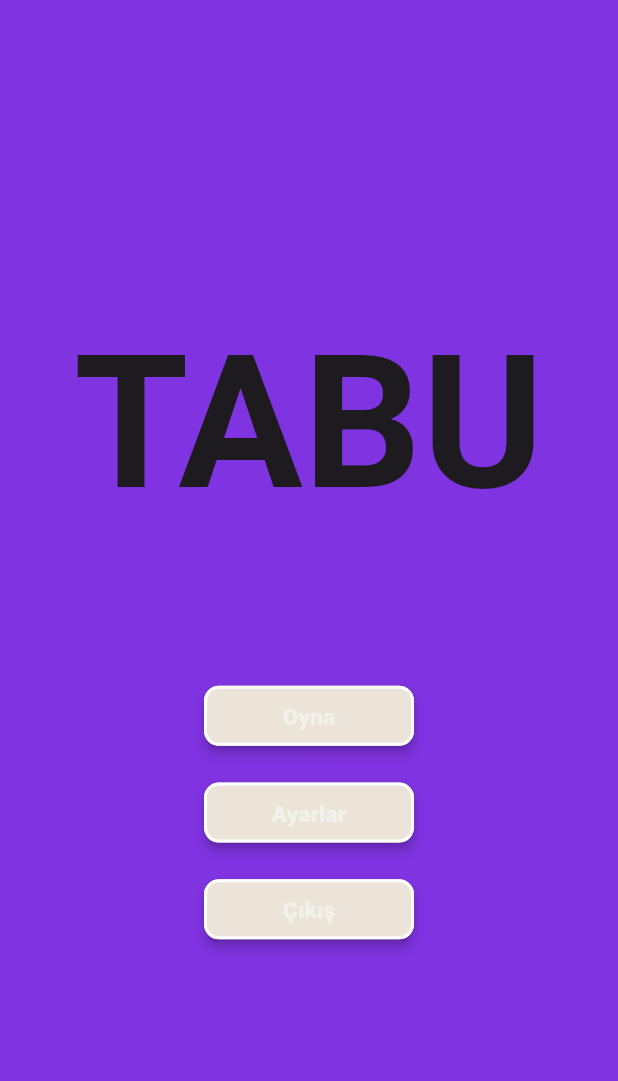
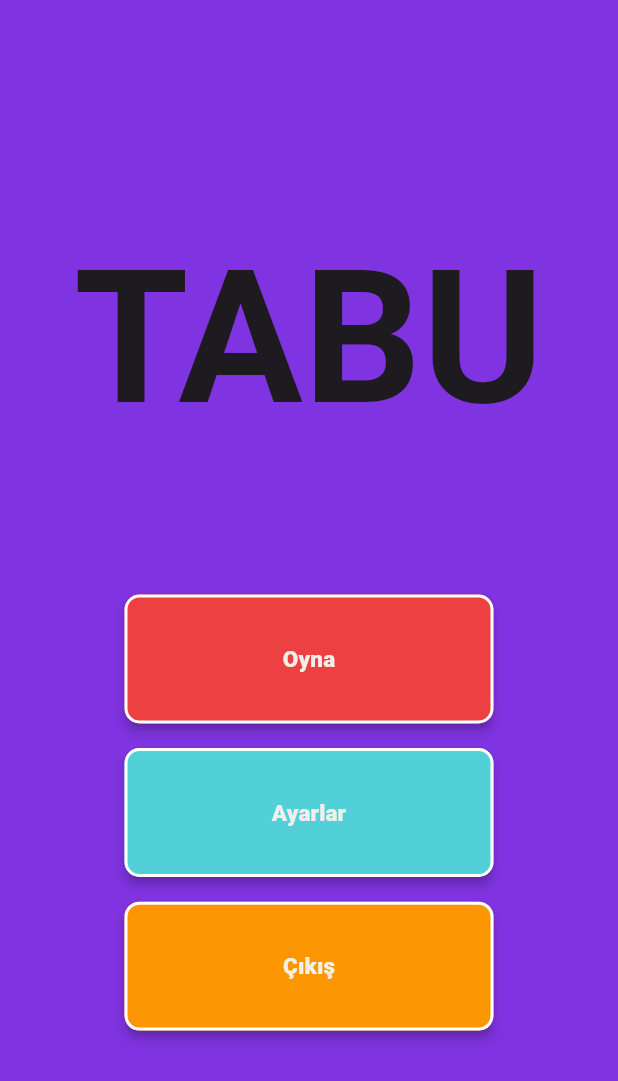
Before and after one commit to ensarsnr/Flutter-Game, a Flutter app: the screen it shows after launch, on a phone screen of 412 x 824 dp. Shown: the top 1081 px of the screen. Run offline on Flutter 3.47's test engine with Material 3 defaults, Android fonts, the phone set to English and light mode, and no system bars.

Commit message:
Updated button vars

```diff
--- a/lib/product/widgets/buttons/home_buttons.dart
+++ b/lib/product/widgets/buttons/home_buttons.dart
@@ -6,16 +6,24 @@ class ContainerElevatedButton extends StatelessWidget {
     super.key,
     required this.child,
     required this.onPressed,
+    required this.backgroundColor,
+    required this.height,
+    required this.width,
   });
   final Widget child;
   final VoidCallback onPressed;
+  final Color backgroundColor;
+  final double height;
+  final double width;
 
   @override
   Widget build(BuildContext context) {
     return ElevatedButton(
-      onPressed: () {},
+      onPressed: () {
+        onPressed();
+      },
       style: ElevatedButton.styleFrom(
-        backgroundColor: ColorConstants.EDELWEISS,
+        backgroundColor: backgroundColor,
         padding: const EdgeInsets.symmetric(horizontal: 20, vertical: 10),
         shape: RoundedRectangleBorder(
           borderRadius: BorderRadius.circular(10.0),
@@ -25,8 +33,8 @@ class ContainerElevatedButton extends StatelessWidget {
       ),
       child: Container(
         alignment: Alignment.center,
-        width: 100,
-        height: 20,
+        width: width,
+        height: height,
         child: child,
       ),
     );
```
